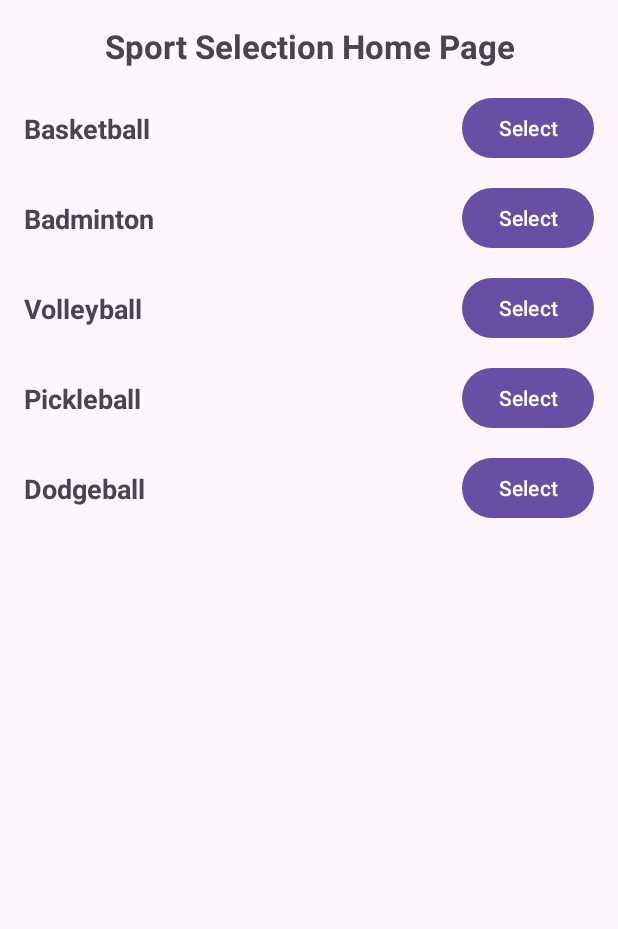
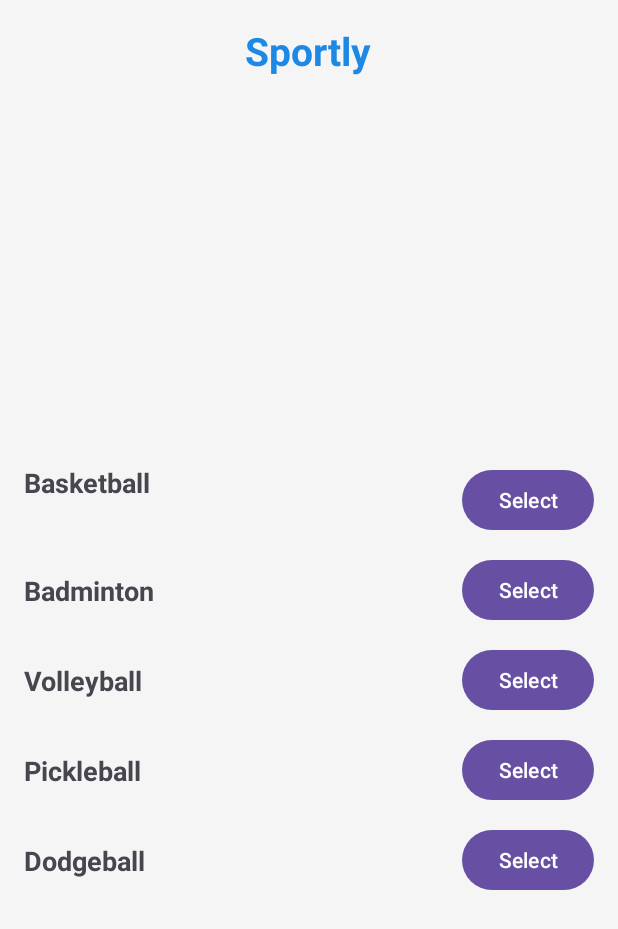
Before and after one commit to 256nisha/COMP-6057-Final-Project, an Android app: the HomeActivity screen opened directly, with no data from a screen before it, on a phone screen of 412 x 824 dp. Shown: the top 929 px of the screen. Run offline under Robolectric (Android 15) with nearby library versions, the phone set to English and light mode, and no system bars.

Commit message:
Final layout revision
final revision

```diff
--- /dev/null
+++ b/app/src/main/java/com/ndesai163257/comp_6057_finalprojectg12/YourActivityName.java
@@ -0,0 +1,6 @@
+package com.ndesai163257.comp_6057_finalprojectg12;
+
+import android.app.Activity;
+
+public class YourActivityName extends Activity {
+}
--- a/app/src/main/res/layout/activity_home.xml
+++ b/app/src/main/res/layout/activity_home.xml
@@ -1,23 +1,39 @@
 <?xml version="1.0" encoding="utf-8"?>
 <androidx.constraintlayout.widget.ConstraintLayout xmlns:android="http://schemas.android.com/apk/res/android"
     xmlns:app="http://schemas.android.com/apk/res-auto"
+    xmlns:tools="http://schemas.android.com/tools"
     android:layout_width="match_parent"
     android:layout_height="match_parent"
-    android:padding="16dp">
+    android:padding="16dp"
+    android:background="#F5F5F5"
+    tools:ignore="MissingConstraints">
 
-    <!-- Page Title -->
+    <!-- Title -->
     <TextView
         android:id="@+id/textHomeTitle"
         android:layout_width="wrap_content"
         android:layout_height="wrap_content"
-        android:text="Sport Selection Home Page"
-        android:textSize="22sp"
+        android:text="Sportly"
+        android:textColor="#1E88E5"
+        android:textSize="26sp"
         android:textStyle="bold"
-        android:textAlignment="center"
-        app:layout_constraintTop_toTopOf="parent"
+        app:layout_constraintEnd_toEndOf="parent"
+        app:layout_constraintHorizontal_bias="0.498"
         app:layout_constraintStart_toStartOf="parent"
-        app:layout_constraintEnd_toEndOf="parent"
-        android:layout_marginBottom="16dp" />
+        tools:ignore="MissingConstraints"
+        tools:layout_editor_absoluteY="58dp" />
+
+    <androidx.constraintlayout.widget.ConstraintLayout
+        android:id="@+id/sportsContainer"
+        android:layout_width="0dp"
+        android:layout_height="wrap_content"
+        android:layout_marginTop="24dp"
+        app:layout_constraintTop_toBottomOf="@id/textHomeTitle"
+        app:layout_constraintBottom_toBottomOf="parent"
+        app:layout_constraintStart_toStartOf="parent"
+        app:layout_constraintEnd_toEndOf="parent">
+
+        <!-- Start sports list here -->
 
         <!-- Basketball -->
         <TextView
@@ -27,11 +43,10 @@
             android:text="Basketball"
             android:textSize="18sp"
             android:textStyle="bold"
-        app:layout_constraintTop_toBottomOf="@id/textHomeTitle"
+            app:layout_constraintTop_toTopOf="parent"
             app:layout_constraintStart_toStartOf="parent"
             app:layout_constraintEnd_toStartOf="@id/buttonBasketball"
             app:layout_constraintBottom_toBottomOf="@id/buttonBasketball"
-        android:layout_marginTop="16dp"
             android:layout_marginEnd="8dp" />
 
         <Button
@@ -39,11 +54,8 @@
             android:layout_width="wrap_content"
             android:layout_height="wrap_content"
             android:text="Select"
-        android:minHeight="48dp"
-        android:minWidth="88dp"
-        app:layout_constraintTop_toBottomOf="@id/textHomeTitle"
-        app:layout_constraintEnd_toEndOf="parent"
-        android:layout_marginTop="16dp" />
+            app:layout_constraintTop_toTopOf="@id/textBasketball"
+            app:layout_constraintEnd_toEndOf="parent" />
 
         <!-- Badminton -->
         <TextView
@@ -65,8 +77,6 @@
             android:layout_width="wrap_content"
             android:layout_height="wrap_content"
             android:text="Select"
-        android:minHeight="48dp"
-        android:minWidth="88dp"
             app:layout_constraintTop_toBottomOf="@id/buttonBasketball"
             app:layout_constraintEnd_toEndOf="parent"
             android:layout_marginTop="12dp" />
@@ -91,8 +101,6 @@
             android:layout_width="wrap_content"
             android:layout_height="wrap_content"
             android:text="Select"
-        android:minHeight="48dp"
-        android:minWidth="88dp"
             app:layout_constraintTop_toBottomOf="@id/buttonBadminton"
             app:layout_constraintEnd_toEndOf="parent"
             android:layout_marginTop="12dp" />
@@ -117,8 +125,6 @@
             android:layout_width="wrap_content"
             android:layout_height="wrap_content"
             android:text="Select"
-        android:minHeight="48dp"
-        android:minWidth="88dp"
             app:layout_constraintTop_toBottomOf="@id/buttonVolleyball"
             app:layout_constraintEnd_toEndOf="parent"
             android:layout_marginTop="12dp" />
@@ -143,10 +149,9 @@
             android:layout_width="wrap_content"
             android:layout_height="wrap_content"
             android:text="Select"
-        android:minHeight="48dp"
-        android:minWidth="88dp"
             app:layout_constraintTop_toBottomOf="@id/buttonPickleball"
             app:layout_constraintEnd_toEndOf="parent"
             android:layout_marginTop="12dp" />
+    </androidx.constraintlayout.widget.ConstraintLayout>
 
 </androidx.constraintlayout.widget.ConstraintLayout>
--- a/app/src/main/res/values/strings.xml
+++ b/app/src/main/res/values/strings.xml
@@ -57,4 +57,5 @@
     <string name="time_remaining">time_remaining</string>
     <string name="round_finished">round_finished</string>
     <string name="start_next_round">start_next_round</string>
+    <string name="sportly">Sportly</string>
 </resources>
```
Also changed, not shown: app/src/main/java/com/ndesai163257/comp_6057_finalprojectg12/LoginActivity.java (+0 -44 lines), app/src/main/java/com/ndesai163257/comp_6057_finalprojectg12/MainActivity.java (+4 -7 lines), app/src/main/res/layout/activity_login.xml (+18 -5 lines), app/src/main/res/layout/activity_participant.xml (+14 -0 lines), app/src/main/res/layout/activity_session_view.xml (+50 -58 lines), app/src/main/res/layout/play_activity.xml (+40 -17 lines). Lines whose indentation alone changed are shown as unchanged.
